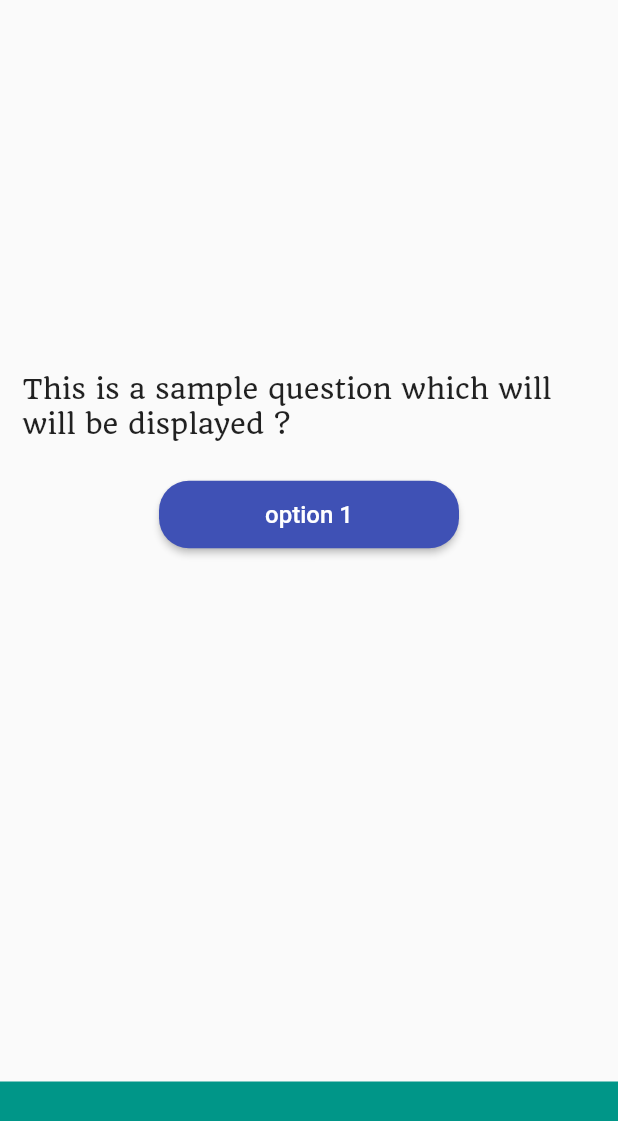
After one commit to iamnotstatic/QuizApp, a Flutter app: the screen it shows after launch, after a tap on "Python", on a phone screen of 412 x 824 dp. The commit adds this screen. Shown: the top 1121 px of the screen. Run offline on Flutter 3.47's test engine with Material 2 defaults, Android fonts, the phone set to English and light mode, and no system bars; Roboto replaces fonts that are missing (Alike); project files that could hold a hidden picture were left out.

Commit message:
Quizpage updated

```diff
--- a/lib/home.dart
+++ b/lib/home.dart
@@ -1,4 +1,5 @@
 import 'package:flutter/material.dart';
+import 'package:quizapp/quizpage.dart';
 
 class HomePage extends StatefulWidget {
   @override
@@ -19,6 +20,10 @@ class _HomePageState extends State<HomePage> {
         20.0,
       ),
       child: InkWell(
+        onTap: () {
+          Navigator.of(context).pushReplacement(
+              MaterialPageRoute(builder: (context) => getJson()));
+        },
         child: Material(
           color: Colors.indigoAccent,
           elevation: 10.0,
@@ -36,6 +41,7 @@ class _HomePageState extends State<HomePage> {
                       height: 200.0,
                       child: ClipOval(
                           child: Image(
+                        fit: BoxFit.contain,
                         image: AssetImage(
                           image,
                         ),
--- /dev/null
+++ b/lib/quizpage.dart
@@ -0,0 +1,92 @@
+import 'dart:convert';
+
+import 'package:flutter/material.dart';
+
+class getJson extends StatelessWidget {
+  @override
+  Widget build(BuildContext context) {
+    return FutureBuilder(
+      future: DefaultAssetBundle.of(context).loadString("assets/python.json"),
+      builder: (context, snapshot) {
+        var mydata = jsonDecode(snapshot.data.toString());
+        if (mydata == null) {
+          return Scaffold(
+              body: Center(
+            child: Text(
+              "Loading",
+            ),
+          ));
+        } else {
+          return quizpage();
+        }
+      },
+    );
+  }
+}
+
+class quizpage extends StatefulWidget {
+  @override
+  _quizpageState createState() => _quizpageState();
+}
+
+class _quizpageState extends State<quizpage> {
+  Widget choicebutton() {
+    return Padding(
+      padding: EdgeInsets.symmetric(vertical: 10.0, horizontal: 20.0),
+      child: MaterialButton(
+        onPressed: () {},
+        child: Text(
+          "option 1",
+          style: TextStyle(
+              color: Colors.white, fontFamily: "Alike", fontSize: 16.0),
+        ),
+        color: Colors.indigo,
+        splashColor: Colors.indigo[700],
+        highlightColor: Colors.indigo[700],
+        minWidth: 200.0,
+        height: 45.0,
+        shape:
+            RoundedRectangleBorder(borderRadius: BorderRadius.circular(20.0)),
+      ),
+    );
+  }
+
+  @override
+  Widget build(BuildContext context) {
+    return Scaffold(
+      body: Column(
+        children: <Widget>[
+          Expanded(
+              flex: 3,
+              child: Container(
+                padding: EdgeInsets.all(15.0),
+                alignment: Alignment.bottomLeft,
+                child: Text(
+                  "This is a sample question which will will be displayed ?",
+                  style: TextStyle(
+                    fontSize: 18.0,
+                    fontFamily: "Quando",
+                  ),
+                ),
+              )),
+          Expanded(
+              flex: 4,
+              child: Container(
+                child: Column(
+                  children: <Widget>[
+                    choicebutton(),
+                  ],
+                ),
+              )),
+          Expanded(
+              flex: 1,
+              child: Container(
+                decoration: BoxDecoration(
+                  color: Colors.teal,
+                ),
+              )),
+        ],
+      ),
+    );
+  }
+}
```
